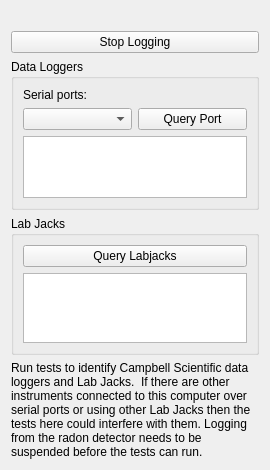
anstoradonlab/radon-monitor-gui, file ui/system_information.ui: the form before one commit.
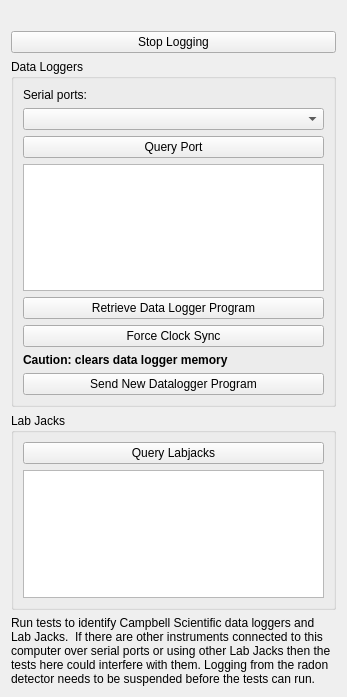
The form after the commit.

Commit message: Add html display showing real-time data

The edit to the form file:
```diff
--- a/ui/system_information.ui
+++ b/ui/system_information.ui
@@ -6,8 +6,8 @@
    <rect>
     <x>0</x>
     <y>0</y>
-    <width>270</width>
-    <height>470</height>
+    <width>347</width>
+    <height>697</height>
    </rect>
   </property>
   <property name="windowTitle">
@@ -86,16 +86,54 @@
       <string>Data Loggers</string>
      </property>
      <layout class="QGridLayout" name="gridLayout_2">
-      <item row="1" column="1">
-       <widget class="QComboBox" name="serialPortComboBox"/>
+      <item row="6" column="1" colspan="2">
+       <widget class="QPushButton" name="downloadButton">
+        <property name="text">
+         <string>Retrieve Data Logger Program</string>
+        </property>
+       </widget>
       </item>
-      <item row="1" column="2">
+      <item row="4" column="1" colspan="2">
        <widget class="QPushButton" name="queryButton">
         <property name="text">
          <string>Query Port</string>
         </property>
        </widget>
       </item>
+      <item row="3" column="1" colspan="2">
+       <widget class="QComboBox" name="serialPortComboBox"/>
+      </item>
+      <item row="8" column="1" colspan="2">
+       <widget class="QLabel" name="label_4">
+        <property name="font">
+         <font>
+          <weight>75</weight>
+          <italic>false</italic>
+          <bold>true</bold>
+         </font>
+        </property>
+        <property name="text">
+         <string>Caution: clears data logger memory</string>
+        </property>
+        <property name="alignment">
+         <set>Qt::AlignLeading|Qt::AlignLeft|Qt::AlignVCenter</set>
+        </property>
+       </widget>
+      </item>
+      <item row="7" column="1" colspan="2">
+       <widget class="QPushButton" name="timeSyncButton">
+        <property name="text">
+         <string>Force Clock Sync</string>
+        </property>
+       </widget>
+      </item>
+      <item row="9" column="1" colspan="2">
+       <widget class="QPushButton" name="sendProgramButton">
+        <property name="text">
+         <string>Send New Datalogger Program</string>
+        </property>
+       </widget>
+      </item>
       <item row="0" column="1">
        <widget class="QLabel" name="label">
         <property name="text">
@@ -103,7 +141,7 @@
         </property>
        </widget>
       </item>
-      <item row="2" column="1" colspan="2">
+      <item row="5" column="1" colspan="2">
        <widget class="QTextBrowser" name="dataLoggerTextBrowser">
         <property name="tabChangesFocus">
          <bool>true</bool>
```
The commit also changes 6 other files.
